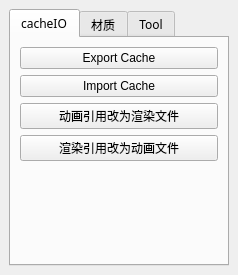
First picture: the form in seer7_setup.ui, repository rupengfei/TD_code, before the edit.
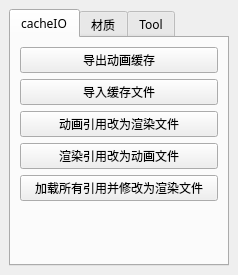
Second picture: the form after the edit.

Commit message: 替换 reference 引用文件

What changed in the file:
```diff
--- a/seer7_setup.ui
+++ b/seer7_setup.ui
@@ -74,7 +74,7 @@
            <string>&lt;html&gt;&lt;head/&gt;&lt;body&gt;&lt;p&gt;this is haha&lt;/p&gt;&lt;/body&gt;&lt;/html&gt;</string>
           </property>
           <property name="text">
-           <string>Export Cache</string>
+           <string>导出动画缓存</string>
           </property>
          </widget>
         </item>
@@ -96,7 +96,7 @@
            <string>&lt;html&gt;&lt;head/&gt;&lt;body&gt;&lt;p&gt;this is haha&lt;/p&gt;&lt;/body&gt;&lt;/html&gt;</string>
           </property>
           <property name="text">
-           <string>Import Cache</string>
+           <string>导入缓存文件</string>
           </property>
          </widget>
         </item>
@@ -144,6 +144,28 @@
           </property>
          </widget>
         </item>
+        <item>
+         <widget class="QPushButton" name="btn_load_all_ref">
+          <property name="enabled">
+           <bool>true</bool>
+          </property>
+          <property name="minimumSize">
+           <size>
+            <width>80</width>
+            <height>20</height>
+           </size>
+          </property>
+          <property name="toolTip">
+           <string>&lt;html&gt;&lt;head/&gt;&lt;body&gt;&lt;p&gt;导出时记录信息&lt;/p&gt;&lt;/body&gt;&lt;/html&gt;</string>
+          </property>
+          <property name="whatsThis">
+           <string>&lt;html&gt;&lt;head/&gt;&lt;body&gt;&lt;p&gt;this is haha&lt;/p&gt;&lt;/body&gt;&lt;/html&gt;</string>
+          </property>
+          <property name="text">
+           <string>加载所有引用并修改为渲染文件</string>
+          </property>
+         </widget>
+        </item>
         <item>
          <spacer name="verticalSpacer_2">
           <property name="orientation">
```
The commit also changes 3 other files.
